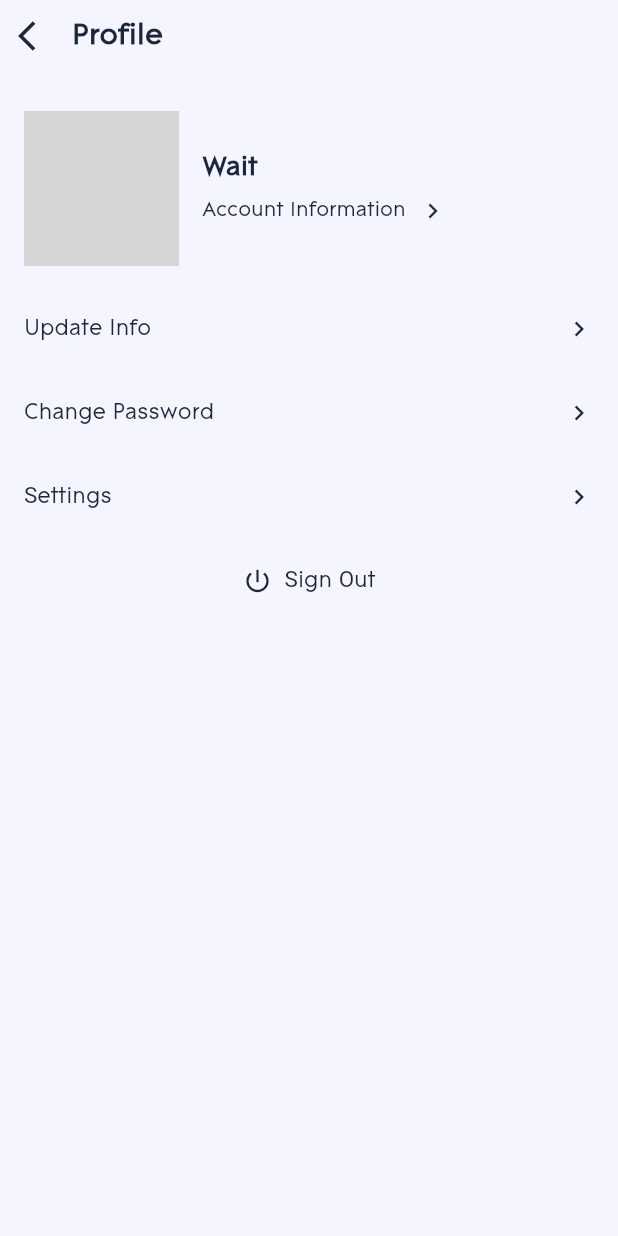
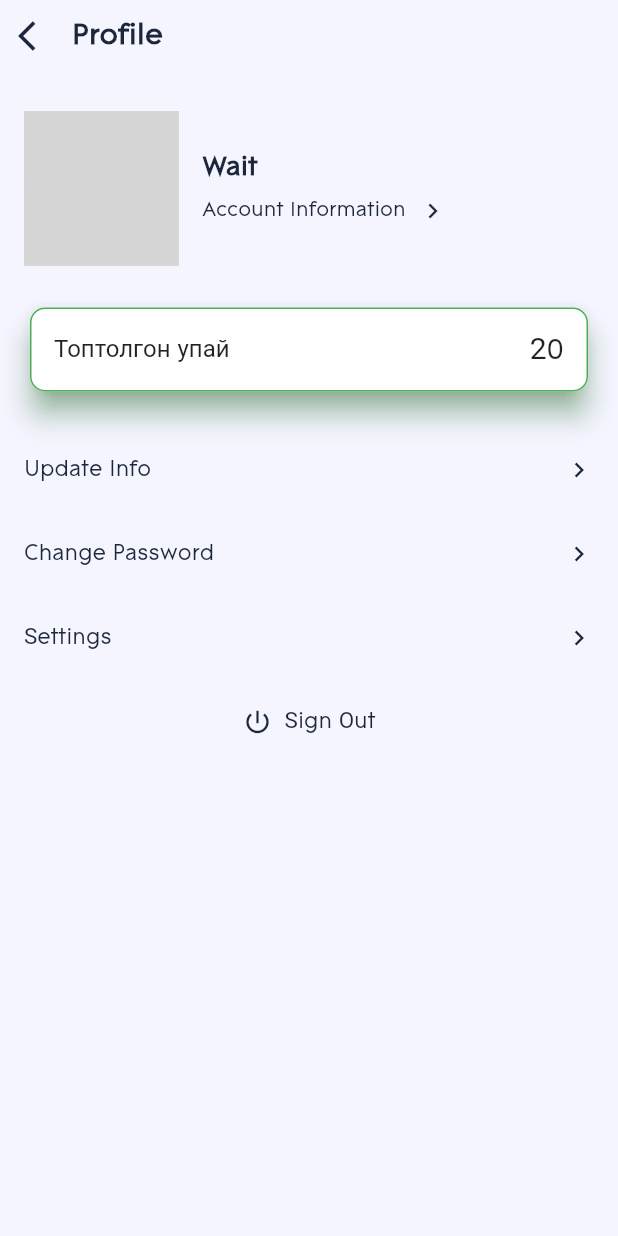
Before and after one commit to maks-nurgazy/Metropole-kg, a Flutter app: the ProfileScreen screen opened by its route, on a phone screen of 412 x 824 dp. Run offline on Flutter 3.47's test engine with Material 2 defaults, Android fonts, the phone set to English and light mode, and no system bars; our stand-ins replace concentric_transition, eva_icons_flutter, flutter_svg, fluttertoast, lottie, salomon_bottom_bar and 2 more; missing offline and left inert: cache_manager, razorpay_flutter; accounts and stored records are empty; network calls fail; grey boxes are pictures that could not be loaded.

Commit message:
before pay now page

```diff
--- a/lib/main.dart
+++ b/lib/main.dart
@@ -36,7 +36,7 @@ class Core extends StatelessWidget {
           theme: notifier.darkTheme ? darkTheme : lightTheme,
           debugShowCheckedModeBanner: false,
           onGenerateRoute: AppRouter.generateRoute,
-          initialRoute: AppRouter.signUpRoute,
+          initialRoute: AppRouter.splashRoute,
         );
       },
     );
--- a/lib/presentation/screens/profileScreens/mainProfileScreen/profile.screen.dart
+++ b/lib/presentation/screens/profileScreens/mainProfileScreen/profile.screen.dart
@@ -47,6 +47,26 @@ class ProfileScreen extends StatelessWidget {
                     context: context,
                     themeFlag: themeFlag,
                   ),
+                  const SizedBox(height: 10),
+                  Card(
+                    child: const ListTile(
+                      title: Text("Топтолгон упай"),
+                      trailing: Text(
+                        '20',
+                        style: TextStyle(
+                          fontSize: 20,
+                        ),
+                      ),
+                    ),
+                    elevation: 8,
+                    shadowColor: Colors.green,
+                    // margin: const EdgeInsets.all(20),
+                    shape: OutlineInputBorder(
+                        borderRadius: BorderRadius.circular(10),
+                        borderSide:
+                            const BorderSide(color: Colors.green, width: 1)),
+                  ),
+                  const SizedBox(height: 20),
                   GestureDetector(
                     behavior: HitTestBehavior.translucent,
                     onTap: () {
```
